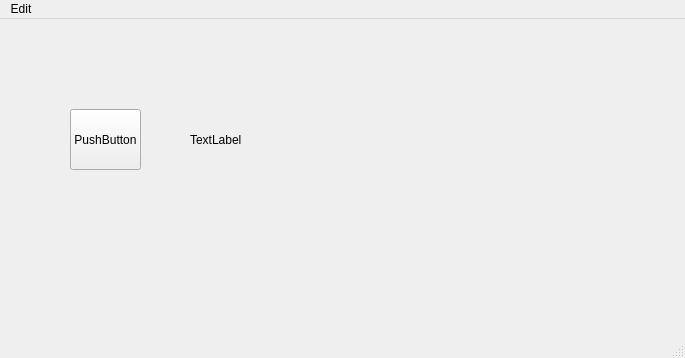
Old version of the form lib/cryptoAlarmUI1.ui in the repository phanlinh86/cryptoAlarm.
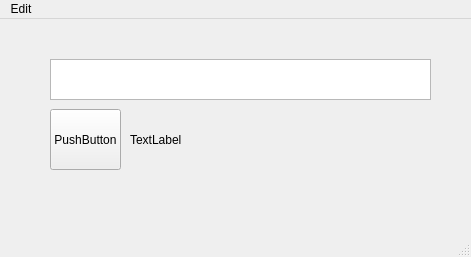
New version of the form.

Commit message: Add textbox to input coin name. Data will be retrieved and displayed accordingly to the textbox content

Patch:
```diff
--- a/lib/cryptoAlarmUI1.ui
+++ b/lib/cryptoAlarmUI1.ui
@@ -6,8 +6,8 @@
    <rect>
     <x>0</x>
     <y>0</y>
-    <width>685</width>
-    <height>358</height>
+    <width>471</width>
+    <height>257</height>
    </rect>
   </property>
   <property name="windowTitle">
@@ -17,7 +17,7 @@
    <widget class="QPushButton" name="pushCrypto">
     <property name="geometry">
      <rect>
-      <x>70</x>
+      <x>50</x>
       <y>90</y>
       <width>71</width>
       <height>61</height>
@@ -30,7 +30,7 @@
    <widget class="QLabel" name="label">
     <property name="geometry">
      <rect>
-      <x>190</x>
+      <x>130</x>
       <y>90</y>
       <width>301</width>
       <height>61</height>
@@ -40,13 +40,33 @@
      <string>TextLabel</string>
     </property>
    </widget>
+   <widget class="QTextBrowser" name="textCrypto">
+    <property name="geometry">
+     <rect>
+      <x>50</x>
+      <y>40</y>
+      <width>381</width>
+      <height>41</height>
+     </rect>
+    </property>
+    <property name="font">
+     <font>
+      <pointsize>14</pointsize>
+      <weight>75</weight>
+      <bold>true</bold>
+     </font>
+    </property>
+    <property name="layoutDirection">
+     <enum>Qt::RightToLeft</enum>
+    </property>
+   </widget>
   </widget>
   <widget class="QMenuBar" name="menubar">
    <property name="geometry">
     <rect>
      <x>0</x>
      <y>0</y>
-     <width>685</width>
+     <width>471</width>
      <height>21</height>
     </rect>
    </property>
```
The commit also changes 2 other files.
